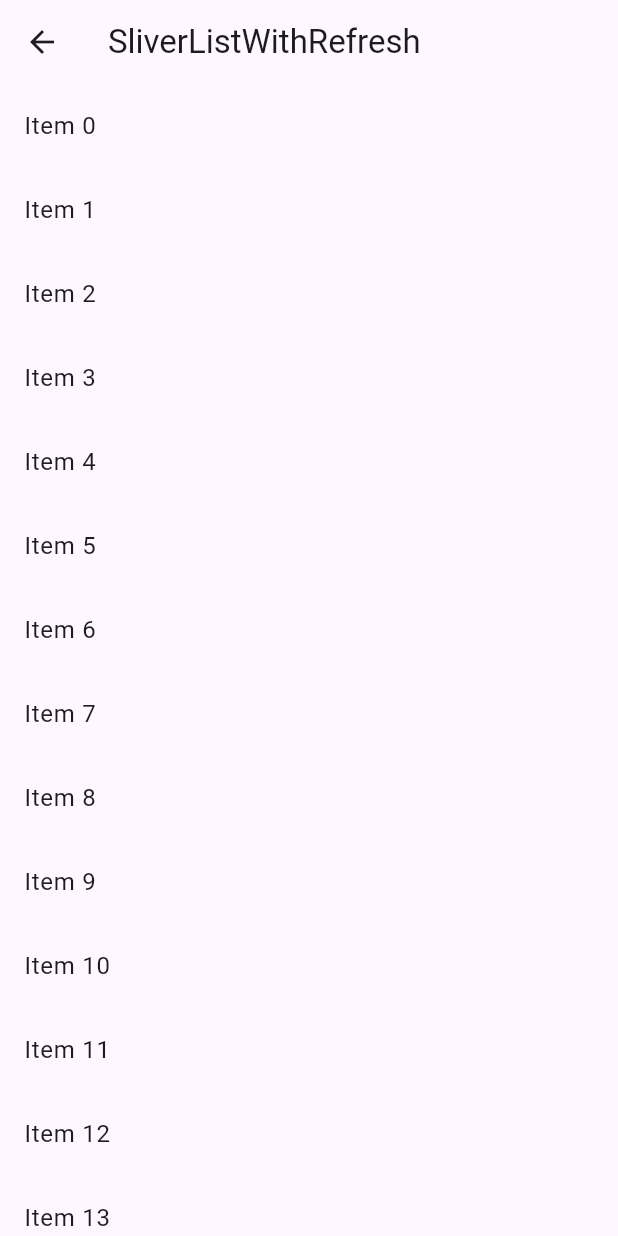
After one commit to Eomkicheol/FlutterUIExample, a Flutter app: the SliverRefreshIndicatorExample screen opened directly, on a phone screen of 412 x 824 dp. The commit adds this screen. Run offline on Flutter 3.47's test engine with Material 3 defaults, Android fonts, the phone set to English and light mode, and no system bars.

Commit message:
SliverRefreshIndicatorExample

```diff
--- a/sliver_example/lib/examples.dart
+++ b/sliver_example/lib/examples.dart
@@ -12,3 +12,4 @@ export 'examples/ex_11_sliver_fill_view_port.dart';
 export 'examples/ex_12_sliver_overlap_absober.dart';
 export 'examples/ex_13_sliver_app_grid.dart';
 export 'examples/ex_14_sliver_app_bar_with_tabs.dart';
+export 'examples/ex_15_sliver_refresh_indicator.dart';
--- /dev/null
+++ b/sliver_example/lib/examples/ex_15_sliver_refresh_indicator.dart
@@ -0,0 +1,37 @@
+import 'package:flutter/material.dart';
+
+class SliverRefreshIndicatorExample extends StatefulWidget {
+  const SliverRefreshIndicatorExample({super.key});
+
+  @override
+  State<SliverRefreshIndicatorExample> createState() =>
+      _SliverRefreshIndicatorExampleState();
+}
+
+class _SliverRefreshIndicatorExampleState
+    extends State<SliverRefreshIndicatorExample> {
+  Future<void> _handleRefresh() async {
+    await Future<void>.delayed(const Duration(seconds: 2));
+  }
+
+  @override
+  Widget build(BuildContext context) => Scaffold(
+        appBar: AppBar(
+          title: const Text('SliverListWithRefresh'),
+        ),
+        body: RefreshIndicator(
+          onRefresh: _handleRefresh,
+          child: CustomScrollView(
+            slivers: [
+              SliverList(
+                delegate: SliverChildBuilderDelegate(
+                    (context, index) => ListTile(
+                          title: Text('Item $index'),
+                        ),
+                    childCount: 20),
+              )
+            ],
+          ),
+        ),
+      );
+}
--- a/sliver_example/lib/main.dart
+++ b/sliver_example/lib/main.dart
@@ -79,6 +79,10 @@ final List<Map<String, dynamic>> _examples = [
     'title': 'Sliver AppBarWithTabs',
     'widget': const SliverAppBarWithTabsExample(),
   },
+  {
+    'title': 'SliverListWithRefresh',
+    'widget': const SliverRefreshIndicatorExample(),
+  },
 ];
 
 class SliverExampleNavigatorList extends StatelessWidget {
```
